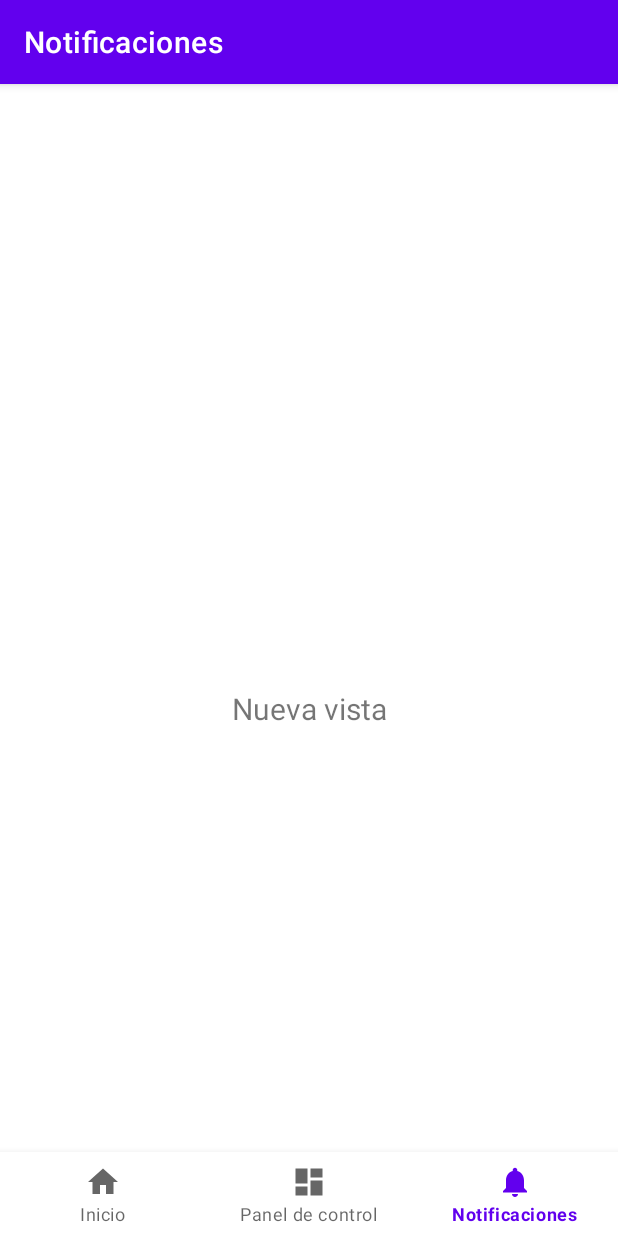
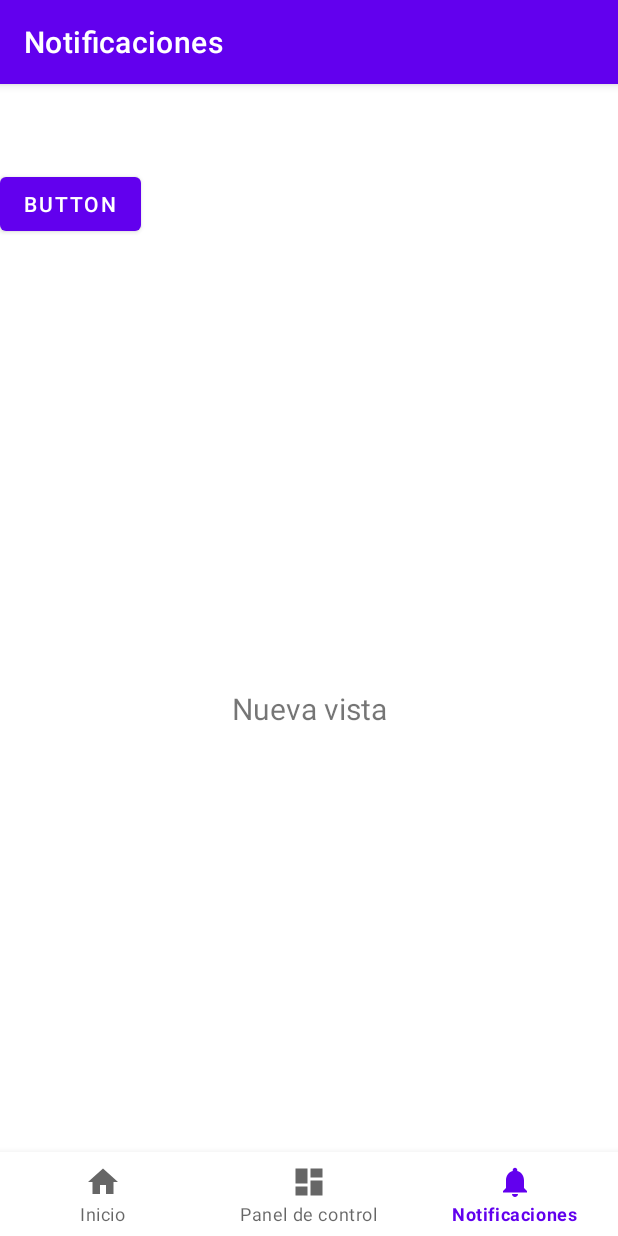
Before and after one commit to tomxscode/EasySala, an Android app: the NotificationsFragment screen opened through its navigation route, on a phone screen of 412 x 824 dp. Run offline under Robolectric (Android 15) with nearby library versions, the phone set to English and light mode, and no system bars; our stand-ins replace navigation-ui.

Commit message:
Cambiar de fragmentos
Permite cambiar fragmentos al hacer click sobre un botón, tomó 1 semana hacerlo.

```diff
--- a/app/src/main/res/layout/fragment_notifications.xml
+++ b/app/src/main/res/layout/fragment_notifications.xml
@@ -20,4 +20,16 @@
         app:layout_constraintEnd_toEndOf="parent"
         app:layout_constraintStart_toStartOf="parent"
         app:layout_constraintTop_toTopOf="parent" />
+    <FrameLayout
+        android:id="@+id/frameLayout"
+        android:layout_width="match_parent"
+        android:layout_height="match_parent"
+        android:layout_marginTop="0dp" >
+
+        <Button
+            android:id="@+id/button2"
+            android:layout_width="wrap_content"
+            android:layout_height="wrap_content"
+            android:text="Button" />
+    </FrameLayout>
 </androidx.constraintlayout.widget.ConstraintLayout>
```
Also changed, not shown: app/src/main/java/com/example/easysala/ui/notifications/NotificationsFragment.java (+28 -3 lines).
